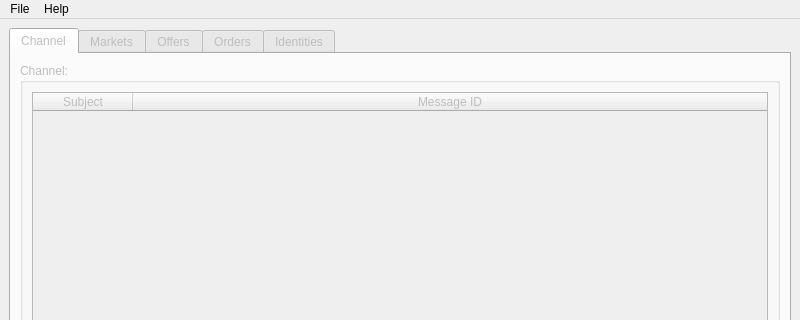
Qt form qtui/metamarket_qt.ui (metamarcdw/metamarket) before a commit; both pictures show x 0 to 800 and y 0 to 320 of the 800 by 557 pixel window.
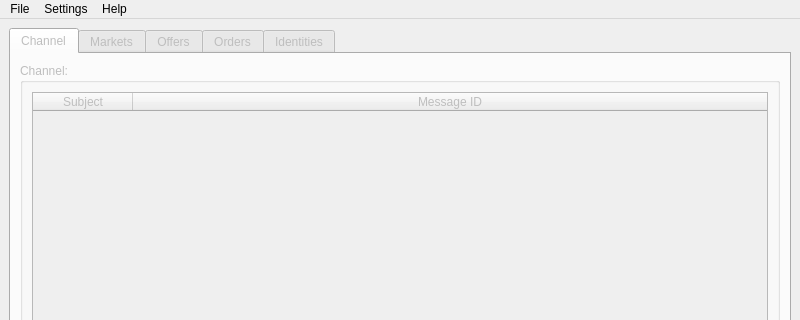
The same form after that commit.

Commit message: Create menu items, implement getConfig, and all behavior needed for ConfigDlg

Patch:
```diff
--- a/qtui/metamarket_qt.ui
+++ b/qtui/metamarket_qt.ui
@@ -580,7 +580,14 @@
     </property>
     <addaction name="actionAbout"/>
    </widget>
+   <widget class="QMenu" name="menuSettings">
+    <property name="title">
+     <string>Settings</string>
+    </property>
+    <addaction name="actionPreferences"/>
+   </widget>
    <addaction name="menuFile"/>
+   <addaction name="menuSettings"/>
    <addaction name="menuHelp"/>
   </widget>
   <action name="actionClose">
```
Left out of the diff: 7 changed lines with no effect on the pictures. The commit also changes 6 other files.
